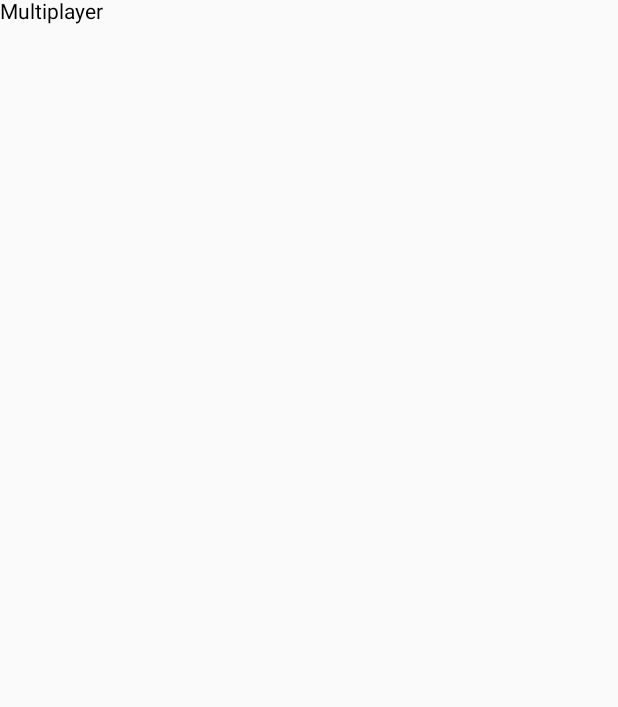
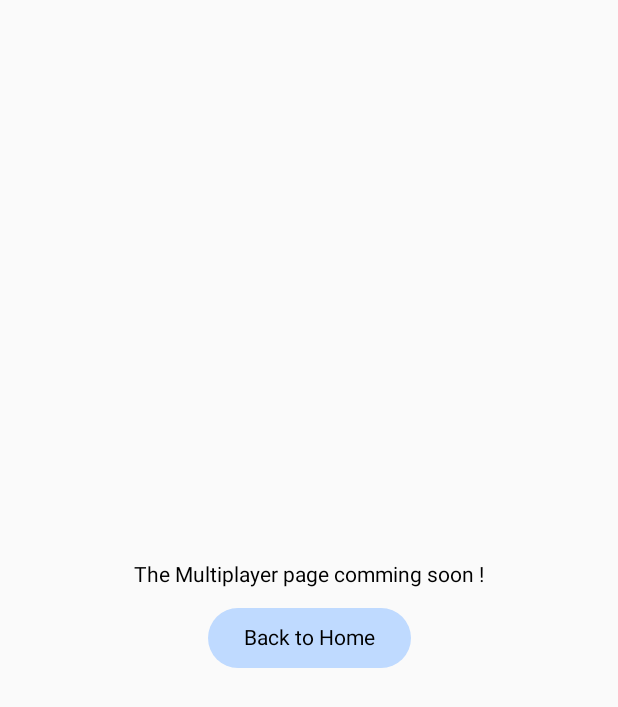
Before and after one commit to Dewhs/CalculTrainer, an Android app built with Jetpack Compose: the MultiplayerPage screen opened through its navigation route, on a phone screen of 412 x 824 dp. Before the commit the part shown is almost empty. Shown: the top 707 px of the screen. Run offline under Robolectric (Android 15) with nearby library versions, the phone set to English and light mode, and no system bars.

Commit message:
add infinite & multiplayer page working information + back Button

```diff
--- a/app/src/main/java/com/example/calcultrainer/MainActivity.kt
+++ b/app/src/main/java/com/example/calcultrainer/MainActivity.kt
@@ -21,10 +21,10 @@ class MainActivity : ComponentActivity() {
             val navController = rememberNavController()
             NavHost(navController = navController, startDestination = "home"){
                 //composable("home") { HomePage(navigateToCalculPage = {navController.navigate("calculPage")})}
-                composable("home") { HomePage(navController)}
+                composable("home") {HomePage(navController)}
                 composable("chillPage") {ChillPage(navController)}
-                composable("infinitePage") { InifitePage(navController) }
-                composable("multiplayerPage") { MultiplayerPage(navController) }
+                composable("infinitePage") {InifitePage(navController) }
+                composable("multiplayerPage") {MultiplayerPage(navController)}
             }
         }
     }
--- a/app/src/main/java/com/example/calcultrainer/ui/MultiplayerPage.kt
+++ b/app/src/main/java/com/example/calcultrainer/ui/MultiplayerPage.kt
@@ -1,10 +1,34 @@
 package com.example.calcultrainer.ui
 
+import android.widget.Space
+import androidx.compose.foundation.layout.Arrangement
+import androidx.compose.foundation.layout.Column
+import androidx.compose.foundation.layout.Spacer
+import androidx.compose.foundation.layout.fillMaxSize
+import androidx.compose.foundation.layout.size
 import androidx.compose.foundation.text.BasicText
+import androidx.compose.material3.Button
+import androidx.compose.material3.ButtonDefaults
 import androidx.compose.runtime.Composable
+import androidx.compose.ui.Alignment
+import androidx.compose.ui.Modifier
+import androidx.compose.ui.unit.dp
 import androidx.navigation.NavController
+import com.example.calcultrainer.ui.theme.Multiplayer
 
 @Composable
 fun MultiplayerPage(navController: NavController){
-    BasicText(text = "Multiplayer")
+    Column(
+        modifier = Modifier.fillMaxSize(),
+        verticalArrangement = Arrangement.Center,
+        horizontalAlignment = Alignment.CenterHorizontally
+    ) {
+        BasicText(text = "The Multiplayer page comming soon !")
+        Spacer(modifier = Modifier.size(10.dp))
+        Button(
+            colors = ButtonDefaults.buttonColors(Multiplayer),
+            onClick = {navController.popBackStack()}) {
+            BasicText(text = "Back to Home")
+        }
+    }
 }
```
Also changed, not shown: app/src/main/java/com/example/calcultrainer/ui/InfinitePage.kt (+24 -1 lines).
